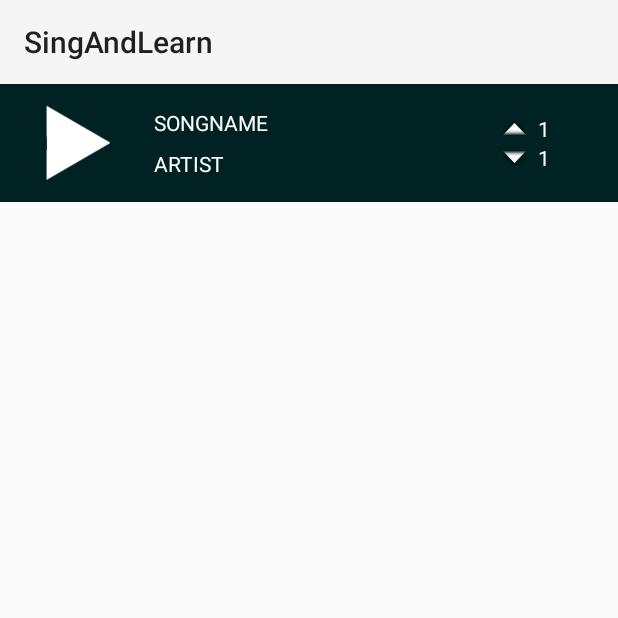
After one commit to agsti/khacks2015, an Android app: the fragment MediaPlayerFragment shown on its own in the app's theme, on a phone screen of 412 x 824 dp, the top half of it. The commit adds this screen. Run offline under Robolectric (Android 15) with nearby library versions, the phone set to English and light mode, and no system bars; 1 statement that could not run was skipped.

```diff
--- a/android/SingAndLearn/app/src/main/java/org/khacks/singandlearn/MainActivity.java
+++ b/android/SingAndLearn/app/src/main/java/org/khacks/singandlearn/MainActivity.java
@@ -33,10 +33,11 @@ public class MainActivity extends Activity {
                     .commit();
         }
 
-        songView = (ListView)findViewById(R.id.song_list);
+        //songView = (ListView)findViewById(R.id.song_list);
         songList = new ArrayList<SongOld>();
 
         getSongList();
+
         Collections.sort(songList, new Comparator<SongOld>() {
             public int compare(SongOld a, SongOld b) {
                 return a.getTitle().compareTo(b.getTitle());
--- a/android/SingAndLearn/app/src/main/java/org/khacks/singandlearn/SongOld.java
+++ b/android/SingAndLearn/app/src/main/java/org/khacks/singandlearn/SongOld.java
@@ -1,4 +1,5 @@
 package org.khacks.singandlearn;
+
 
 class SongOld {
     private long id;
--- a/android/SingAndLearn/app/src/main/java/org/khacks/singandlearn/datastore/Song.java
+++ b/android/SingAndLearn/app/src/main/java/org/khacks/singandlearn/datastore/Song.java
@@ -6,6 +6,7 @@ import android.database.Cursor;
  * Created by iain on 2/28/15.
  */
 public class Song {
+
 
     public final String name;
     public final String raw_lyrics;
--- /dev/null
+++ b/android/SingAndLearn/app/src/main/java/org/khacks/singandlearn/fragments/MediaPlayerFragment.java
@@ -0,0 +1,63 @@
+package org.khacks.singandlearn.fragments;
+
+import android.app.Fragment;
+import android.media.MediaPlayer;
+import android.os.Bundle;
+import android.view.LayoutInflater;
+import android.view.View;
+import android.view.ViewGroup;
+import android.widget.ImageButton;
+import android.widget.TextView;
+
+import org.khacks.singandlearn.R;
+import org.khacks.singandlearn.TestActivity;
+
+/**
+ * Created by gus on 28/02/15.
+ */
+public class MediaPlayerFragment extends Fragment {
+
+    TextView songTV, artistTV, goodTV, wrongTV;
+    ImageButton playPauseBTN;
+    private MediaPlayer mediaPlayer;
+    private int rewindPoint;
+
+    @Override
+    public View onCreateView(LayoutInflater inflater, ViewGroup container, Bundle savedInstanceState) {
+        ViewGroup mainView = (ViewGroup) inflater.inflate(R.layout.media_player, container, false);
+        songTV = (TextView) mainView.findViewById(R.id.song_n);
+        artistTV = (TextView) mainView.findViewById(R.id.song_a);
+        goodTV = (TextView) mainView.findViewById(R.id.good_score);
+        wrongTV = (TextView) mainView.findViewById(R.id.wrong_score);
+        playPauseBTN = (ImageButton) mainView.findViewById(R.id.playpause_btn);
+        playPauseBTN.setOnClickListener(new View.OnClickListener() {
+            @Override
+            public void onClick(View v) { // when should we pause?
+
+                mediaPlayer.seekTo(rewindPoint);
+
+            }
+        });
+        return mainView;
+    }
+
+    @Override
+    public void onActivityCreated(Bundle savedInstanceState) {
+        super.onActivityCreated(savedInstanceState);
+        mediaPlayer = ((TestActivity)getActivity()).getMediaPlayer();
+    }
+
+    public void setGoodScore(int goodScore){
+        goodTV.setText(String.valueOf(goodScore));
+    }
+
+    public void setWrongScore(int badScore){
+        wrongTV.setText(String.valueOf(badScore));
+    }
+
+    public void setRewindPoint(int rewindPoint){
+        this.rewindPoint = rewindPoint;
+    }
+
+
+}
--- a/android/SingAndLearn/app/src/main/res/layout/activity_main.xml
+++ b/android/SingAndLearn/app/src/main/res/layout/activity_main.xml
@@ -1,6 +1,7 @@
 <FrameLayout xmlns:android="http://schemas.android.com/apk/res/android"
     xmlns:tools="http://schemas.android.com/tools" android:id="@+id/container"
     android:layout_width="match_parent" android:layout_height="match_parent"
+
     tools:context=".MainActivity" tools:ignore="MergeRootFrame" >
 
     <ListView
--- /dev/null
+++ b/android/SingAndLearn/app/src/main/res/layout/media_player.xml
@@ -0,0 +1,69 @@
+<?xml version="1.0" encoding="utf-8"?>
+<LinearLayout xmlns:android="http://schemas.android.com/apk/res/android"
+  android:layout_width="match_parent"
+    android:layout_height="wrap_content"
+    android:orientation="horizontal"
+    android:padding="8dp"
+    android:background="@color/primary_dark"
+   >
+
+    <ImageButton
+        android:layout_width="50dp"
+        android:layout_height="50dp"
+        android:layout_weight="1"
+        android:id="@+id/playpause_btn"
+        android:src="@drawable/play"
+        android:layout_gravity="center"
+        android:scaleType="centerInside"
+        android:background="#00000000"
+
+        />
+    <LinearLayout
+        android:layout_width="wrap_content"
+        android:layout_height="wrap_content"
+        android:layout_gravity="center_vertical"
+        android:orientation="vertical"
+        android:layout_weight="4"
+        android:padding="4dp">
+        <TextView
+            android:layout_width="wrap_content"
+            android:layout_height="wrap_content"
+            android:id="@+id/song_n"
+            android:text="SONGNAME"
+            android:layout_margin="4dp"
+            android:textColor="@android:color/white"
+            />
+        <TextView
+            android:layout_width="wrap_content"
+            android:layout_height="wrap_content"
+            android:id="@+id/song_a"
+            android:text="ARTIST"
+            android:layout_margin="4dp"
+            android:textColor="@android:color/white"
+            />
+        </LinearLayout>
+    <LinearLayout
+        android:layout_width="wrap_content"
+        android:layout_height="wrap_content"
+        android:layout_weight="1"
+        android:orientation="vertical"
+        android:layout_gravity="center_vertical">
+        <TextView
+            android:layout_width="wrap_content"
+            android:layout_height="wrap_content"
+            android:text="1"
+            android:drawableLeft="@android:drawable/arrow_up_float"
+            android:id="@+id/good_score"
+            android:textColor="@android:color/white"
+            android:drawablePadding="8dp"/>
+        <TextView
+            android:layout_width="wrap_content"
+            android:layout_height="wrap_content"
+            android:text="1"
+            android:id="@+id/wrong_score"
+            android:drawableLeft="@android:drawable/arrow_down_float"
+            android:textColor="@android:color/white"
+            android:drawablePadding="8dp"/>
+        </LinearLayout>
+
+</LinearLayout>
```
Also changed, not shown: android/SingAndLearn/app/src/main/java/org/khacks/singandlearn/ResultActivity.java (added, +17 -0 lines), android/SingAndLearn/app/src/main/java/org/khacks/singandlearn/TestActivity.java (+15 -10 lines), android/SingAndLearn/app/src/main/java/org/khacks/singandlearn/datastore/SongsDatastore.java (+7 -0 lines), android/SingAndLearn/app/src/main/res/layout/result_act.xml (added, +24 -0 lines), android/SingAndLearn/app/src/main/res/layout/test_layout.xml (added, +11 -0 lines), android/SingAndLearn/app/src/main/res/values/colors.xml (added, +7 -0 lines), android/SingAndLearn/app/src/main/res/drawable/play.png (added), 1 other file.
